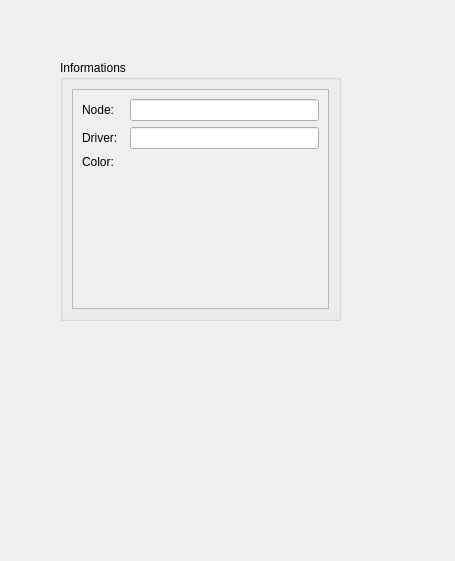
This is forms/input.ui in bentiss/mtdiag-qt as Qt 5 draws it before an edit. The edited form follows.
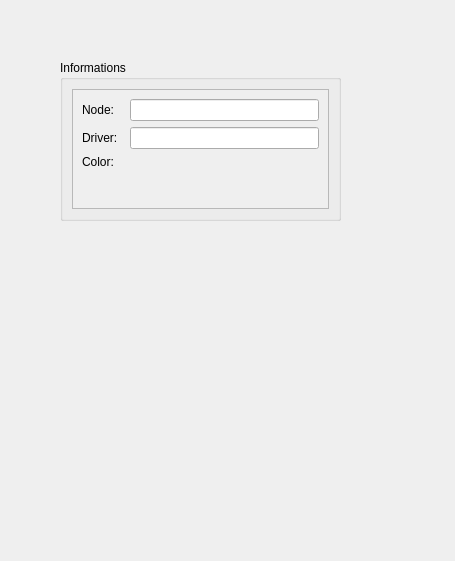
This is the edited form. Custom widgets are drawn as their Qt base class.

Diff of the .ui file:
```diff
--- a/forms/input.ui
+++ b/forms/input.ui
@@ -19,7 +19,7 @@
      <x>60</x>
      <y>60</y>
      <width>281</width>
-     <height>261</height>
+     <height>161</height>
     </rect>
    </property>
    <property name="title">
@@ -37,7 +37,7 @@
          <x>0</x>
          <y>0</y>
          <width>253</width>
-         <height>223</height>
+         <height>123</height>
         </rect>
        </property>
        <layout class="QGridLayout" name="gridLayout_3">
```
